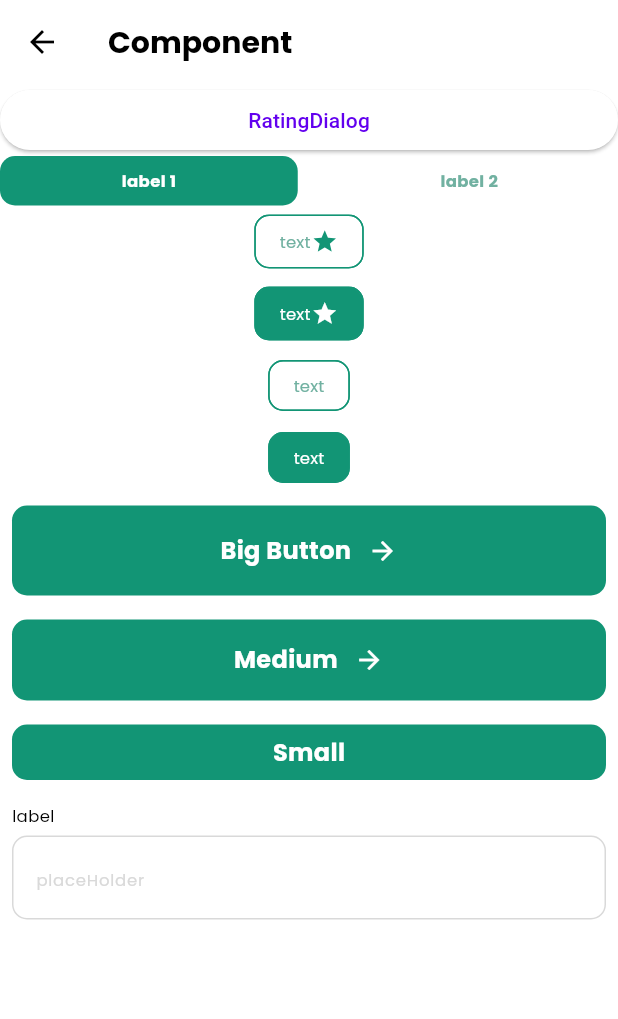
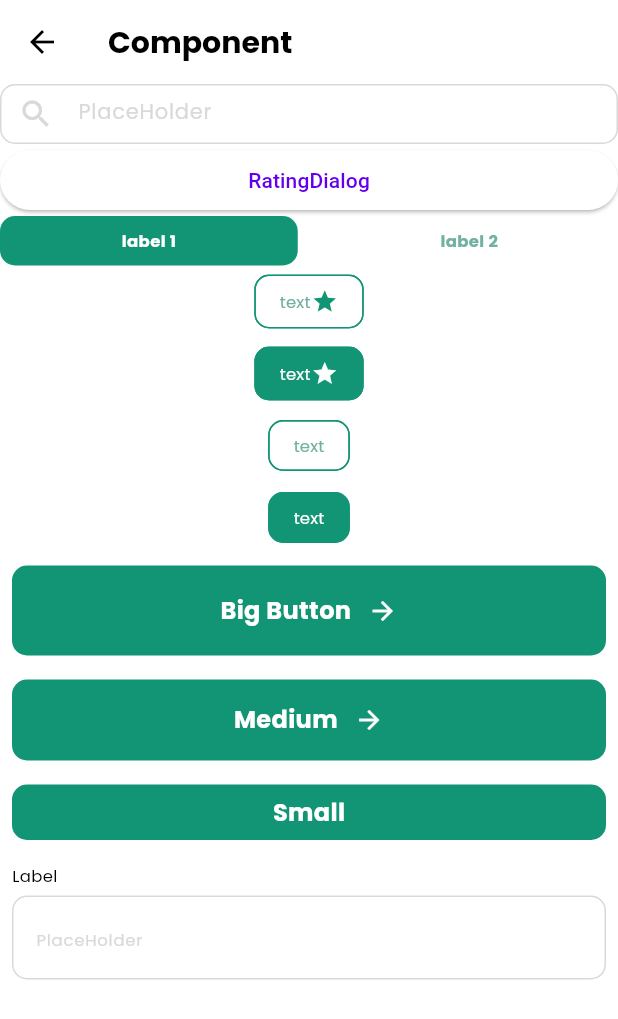
Before and after one commit to chulgil/flutter_sample_app, a Flutter app: the MyHomePage screen opened directly, on a phone screen of 412 x 824 dp. Shown: the top 1019 px of the screen. Run offline on Flutter 3.47's test engine with Material 3 defaults, Android fonts, the phone set to English and light mode, and no system bars; our stand-ins replace freezed_annotation, go_router, google_fonts; generated files the repository leaves out were written again.

Commit message:
Feat: Add top search bar

```diff
--- a/lib/core/presentation/components/dialogs/rating_dialog.dart
+++ b/lib/core/presentation/components/dialogs/rating_dialog.dart
@@ -40,7 +40,7 @@ class _RatingDialogState extends State<RatingDialog> {
       ),
       actions: [
         SmallButton(
-          text: 'send',
+          'send',
           textStyle: TextStyles.smallerTextRegular,
           color: ColorStyles.rating,
           onPressed: () {
--- a/lib/core/presentation/components/medium_button.dart
+++ b/lib/core/presentation/components/medium_button.dart
@@ -6,7 +6,7 @@ class MediumButton extends StatefulWidget {
   final String text;
   final void Function() onPressed;
 
-  const MediumButton({super.key, required this.text, required this.onPressed});
+  const MediumButton(this.text, {super.key, required this.onPressed});
 
   @override
   State<MediumButton> createState() => _MediumButtonState();
--- /dev/null
+++ b/lib/core/presentation/components/search_input_field.dart
@@ -0,0 +1,39 @@
+import 'package:flutter/material.dart';
+import 'package:flutter_sample_app/ui/color_styles.dart';
+import 'package:flutter_sample_app/ui/text_styles.dart';
+
+class SearchInputField extends StatelessWidget {
+  final String placeHolder;
+  final TextEditingController? controller;
+
+  const SearchInputField({
+    super.key,
+    required this.placeHolder,
+    this.controller,
+  });
+
+  @override
+  Widget build(BuildContext context) {
+    return SizedBox(
+      height: 40,
+      child: TextField(
+        controller: controller,
+        decoration: InputDecoration(
+          prefixIcon: const Icon(Icons.search, color: ColorStyles.gray4),
+          enabledBorder: OutlineInputBorder(
+            borderRadius: BorderRadius.circular(10),
+            borderSide: const BorderSide(color: ColorStyles.gray4),
+          ),
+          focusedBorder: OutlineInputBorder(
+            borderRadius: BorderRadius.circular(10),
+            borderSide: const BorderSide(color: ColorStyles.primary80),
+          ),
+          hintText: placeHolder,
+          hintStyle: TextStyles.smallTextRegular.copyWith(
+            color: ColorStyles.gray4,
+          ),
+        ),
+      ),
+    );
+  }
+}
--- a/lib/core/presentation/components/small_button.dart
+++ b/lib/core/presentation/components/small_button.dart
@@ -4,15 +4,15 @@ import 'package:flutter_sample_app/ui/text_styles.dart';
 
 class SmallButton extends StatefulWidget {
   final String text;
+  final void Function() onPressed;
   final Color color;
   final TextStyle textStyle;
-  final void Function() onPressed;
 
-  const SmallButton({
+  const SmallButton(
+    this.text, {
     super.key,
-    required this.text,
     required this.onPressed,
-    this.color = ColorStyles.primaryColor,
+    this.color = ColorStyles.primary100,
     this.textStyle = TextStyles.normalTextBold,
   });
 
--- a/lib/core/routing/route_paths.dart
+++ b/lib/core/routing/route_paths.dart
@@ -7,4 +7,6 @@ abstract class RoutePaths {
   static const String savedRecipes = '/savedRecipes';
   static const String notifications = '/notifications';
   static const String profile = '/profile';
+
+  static const String test = '/test';
 }
--- a/lib/core/routing/router.dart
+++ b/lib/core/routing/router.dart
@@ -1,10 +1,12 @@
 import 'package:flutter/cupertino.dart';
 import 'package:flutter/material.dart';
+import 'package:flutter_sample_app/core/presentation/components/search_input_field.dart';
 import 'package:flutter_sample_app/core/routing/route_paths.dart';
 import 'package:flutter_sample_app/data/repository/mock_bookmark_repository_impl.dart';
 import 'package:flutter_sample_app/data/repository/mock_recipe_repository_impl.dart';
 import 'package:flutter_sample_app/domain/model/recipe.dart';
 import 'package:flutter_sample_app/domain/usecase/get_saved_recipes_use_case.dart';
+import 'package:flutter_sample_app/main.dart';
 import 'package:flutter_sample_app/presentation/home/home_screen.dart';
 import 'package:flutter_sample_app/presentation/main/main_screen.dart';
 import 'package:flutter_sample_app/presentation/notifications/notifications_screen.dart';
@@ -19,6 +21,10 @@ import 'package:go_router/go_router.dart';
 final router = GoRouter(
   initialLocation: RoutePaths.splash,
   routes: [
+    GoRoute(
+      path: RoutePaths.test,
+      builder: (context, state) => const MyHomePage(),
+    ),
     GoRoute(
       path: RoutePaths.splash,
       builder:
@@ -59,7 +65,7 @@ final router = GoRouter(
           routes: [
             GoRoute(
               path: RoutePaths.home,
-              builder: (context, state) => const HomeScreen(),
+              builder: (context, state) => const HomeScreen(name: 'Home'),
             ),
           ],
         ),
--- a/lib/main.dart
+++ b/lib/main.dart
@@ -3,6 +3,7 @@ import 'package:flutter_sample_app/core/presentation/components/big_button.dart'
 import 'package:flutter_sample_app/core/presentation/components/dialogs/rating_dialog.dart';
 import 'package:flutter_sample_app/core/presentation/components/filter_button.dart';
 import 'package:flutter_sample_app/core/presentation/components/input_field.dart';
+import 'package:flutter_sample_app/core/presentation/components/search_input_field.dart';
 import 'package:flutter_sample_app/core/routing/router.dart';
 import 'package:flutter_sample_app/data/repository/mock_bookmark_repository_impl.dart';
 import 'package:flutter_sample_app/data/repository/mock_recipe_repository_impl.dart';
@@ -49,15 +50,16 @@ class MyHomePage extends StatelessWidget {
       ),
       body: ListView(
         children: [
+          const SearchInputField(placeHolder: 'PlaceHolder'),
           ElevatedButton(
             onPressed: () {
               showDialog(
                 context: context,
                 builder: (_) {
                   return RatingDialog(
-                    title: 'RatingDialog',
-                    score: 4,
-                    actionName: 'send',
+                    title: 'Rate recipe',
+                    score: 3,
+                    actionName: 'Send',
                     onChange: (score) {
                       print(score);
                     },
@@ -71,13 +73,13 @@ class MyHomePage extends StatelessWidget {
             labels: const ['label 1', 'label 2'],
             selectedIndex: 0,
             onChange: (int index) {
-              print('TowTab: $index');
+              print('TwoTab : $index');
             },
           ),
-          RatingButton('text'),
-          RatingButton('text', isSelected: true),
-          FilterButton('text'),
-          FilterButton('text', isSelected: true),
+          const RatingButton('text'),
+          const RatingButton('text', isSelected: true),
+          const FilterButton('text'),
+          const FilterButton('text', isSelected: true),
           Padding(
             padding: const EdgeInsets.all(8.0),
             child: BigButton(
@@ -90,24 +92,24 @@ class MyHomePage extends StatelessWidget {
           Padding(
             padding: const EdgeInsets.all(8.0),
             child: MediumButton(
-              text: 'Medium',
+              'Medium',
               onPressed: () {
-                print('MediumButton');
+                print('Medium Button');
               },
             ),
           ),
           Padding(
             padding: const EdgeInsets.all(8.0),
             child: SmallButton(
-              text: 'Small',
+              'Small',
               onPressed: () {
-                print('SmallButton');
+                print('Small Button');
               },
             ),
           ),
-          Padding(
-            padding: const EdgeInsets.all(8.0),
-            child: InputField(label: 'label', placeHolder: 'placeHolder'),
+          const Padding(
+            padding: EdgeInsets.all(8.0),
+            child: InputField(label: 'Label', placeHolder: 'PlaceHolder'),
           ),
         ],
       ),
--- a/lib/presentation/splash/splash_screen.dart
+++ b/lib/presentation/splash/splash_screen.dart
@@ -3,7 +3,6 @@ import 'package:flutter_sample_app/core/presentation/components/medium_button.da
 import 'package:flutter_sample_app/ui/text_styles.dart';
 
 class SplashScreen extends StatelessWidget {
-
   final VoidCallback onTapStartCooking;
 
   const SplashScreen({super.key, required this.onTapStartCooking});
@@ -54,7 +53,10 @@ class SplashScreen extends StatelessWidget {
                 const SizedBox(height: 64),
                 Padding(
                   padding: const EdgeInsets.symmetric(horizontal: 66),
-                  child: MediumButton(text: 'Start Cooking', onPressed: onTapStartCooking),
+                  child: MediumButton(
+                    'Start Cooking',
+                    onPressed: onTapStartCooking,
+                  ),
                 ),
                 const SizedBox(height: 50),
               ],
```
Also changed, not shown: lib/presentation/home/home_screen.dart (+60 -3 lines), assets/images/face.png (added).
